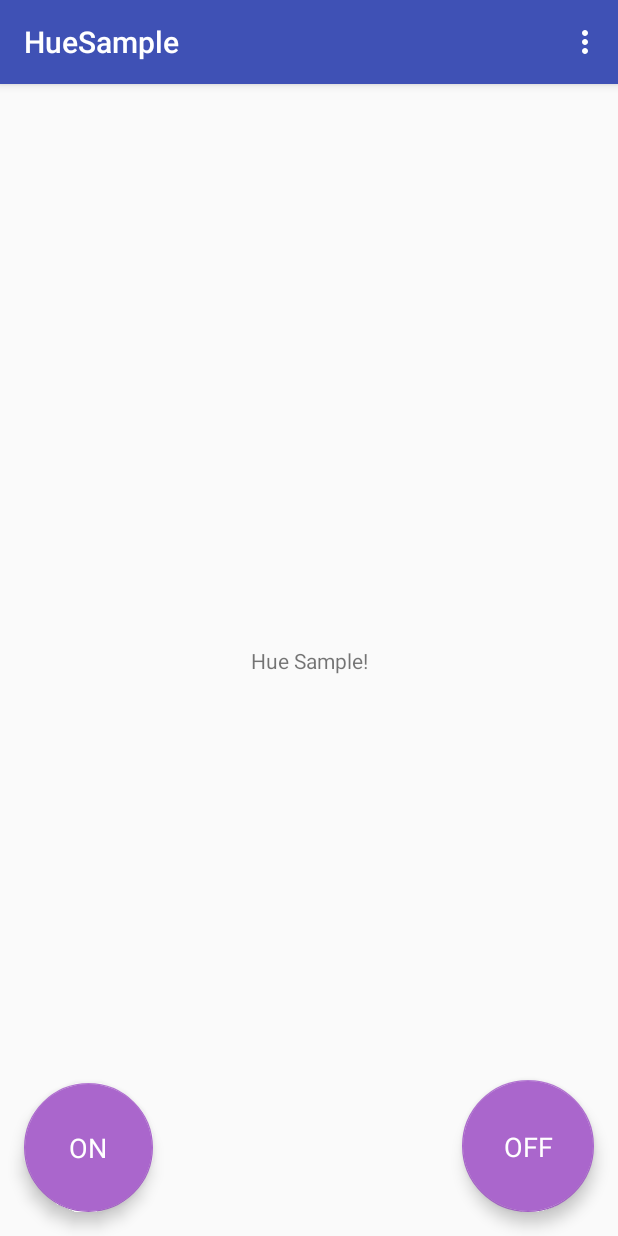
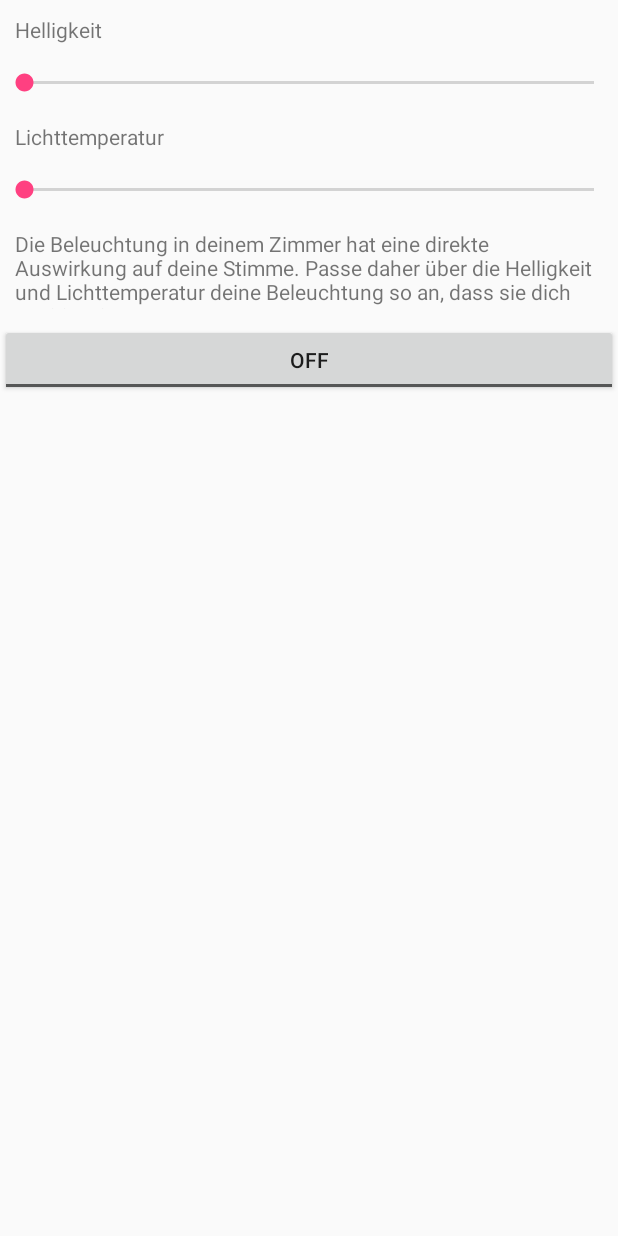
Before and after one commit to ottmann/maph, an Android app: the screen it shows after launch (MainActivity), on a phone screen of 412 x 824 dp. Run offline under Robolectric (Android 15) with nearby library versions, the phone set to English and light mode, and no system bars.

Commit message:
add updated hue sample

```diff
--- a/HueSample/app/src/main/java/de/htw_berlin/maph/huesample/MainActivity.java
+++ b/HueSample/app/src/main/java/de/htw_berlin/maph/huesample/MainActivity.java
@@ -9,6 +9,8 @@ import android.util.Log;
 import android.view.View;
 import android.view.Menu;
 import android.view.MenuItem;
+import android.widget.CompoundButton;
+import android.widget.ToggleButton;
 
 import com.philips.lighting.hue.listener.PHLightListener;
 import com.philips.lighting.hue.sdk.PHAccessPoint;
@@ -24,6 +26,7 @@ import java.util.Map;
 
 public class MainActivity extends AppCompatActivity {
     private PHHueSDK phHueSDK;
+    private PHAccessPoint accessPoint;
 
     @Override
     protected void onCreate(Bundle savedInstanceState) {
@@ -31,34 +34,37 @@ public class MainActivity extends AppCompatActivity {
         super.onCreate(savedInstanceState);
         phHueSDK = PHHueSDK.create();
 
-        PHAccessPoint accessPoint = new PHAccessPoint();
+        accessPoint = new PHAccessPoint();
         accessPoint.setIpAddress("192.168.178.24");
         accessPoint.setUsername("KkYEUbiyRlFZeyuyampMyLHk0oOSdvR807wi5QYw");
         phHueSDK.connect(accessPoint);
 
         setContentView(R.layout.activity_main);
-        Toolbar toolbar = (Toolbar) findViewById(R.id.toolbar);
-        setSupportActionBar(toolbar);
 
-        FloatingActionButton off = (FloatingActionButton) findViewById(R.id.off);
-        off.setOnClickListener(new View.OnClickListener() {
+        Log.i("DepressionsApp",  "Is access point connected? " + phHueSDK.isAccessPointConnected(accessPoint));
+
+        ToggleButton onOffButton = (ToggleButton) findViewById(R.id.toggleButton);
+        onOffButton.setOnCheckedChangeListener(new CompoundButton.OnCheckedChangeListener() {
             @Override
-            public void onClick(View view) {
-                turnLightOff();
+            public void onCheckedChanged(CompoundButton buttonView, boolean isChecked) {
+              if (isChecked) {
+                turnLightOn();
+              }else{
+                  turnLightOff();
+              }
             }
         });
+    }
 
-        FloatingActionButton on = (FloatingActionButton) findViewById(R.id.on);
-        on.setOnClickListener(new View.OnClickListener(){
-            @Override
-            public void onClick(View view){
-                turnLightOn();
-            }
-        });
-
+    @Override
+    public void onResume() {
+        super.onResume();
+        Log.i("DepressionsApp", "Is access point connected? " + phHueSDK.isAccessPointConnected(accessPoint));
     }
 
     public void turnLightOn(){
+        Log.i("DepressionsApp",  "Is access point connected? " + phHueSDK.isAccessPointConnected(accessPoint));
+
         PHBridge bridge = phHueSDK.getSelectedBridge();
         List<PHLight> allLights = bridge.getResourceCache().getAllLights();
 
@@ -70,6 +76,8 @@ public class MainActivity extends AppCompatActivity {
     }
 
     public void turnLightOff(){
+        Log.i("DepressionsApp",  "Is access point connected? " + phHueSDK.isAccessPointConnected(accessPoint));
+
         PHBridge bridge = phHueSDK.getSelectedBridge();
         List<PHLight> allLights = bridge.getResourceCache().getAllLights();
 
--- a/HueSample/app/src/main/res/layout/activity_main.xml
+++ b/HueSample/app/src/main/res/layout/activity_main.xml
@@ -6,62 +6,65 @@
     android:layout_height="match_parent"
     tools:context="de.htw_berlin.maph.huesample.MainActivity">
 
-    <android.support.design.widget.AppBarLayout
+    <LinearLayout
+        android:id="@+id/linearLayout"
         android:layout_width="match_parent"
-        android:layout_height="wrap_content"
-        android:theme="@style/AppTheme.AppBarOverlay">
+        android:layout_height="307dp"
+        android:orientation="vertical"
+        app:layout_constraintEnd_toEndOf="parent"
+        app:layout_constraintHorizontal_bias="0.0"
+        app:layout_constraintStart_toStartOf="parent"
+        app:layout_constraintTop_toTopOf="parent"
+        tools:layout_editor_absoluteX="160dp">
 
-        <android.support.v7.widget.Toolbar
-            android:id="@+id/toolbar"
+        <TextView
+            android:id="@+id/textView14"
             android:layout_width="match_parent"
-            android:layout_height="?attr/actionBarSize"
-            android:background="?attr/colorPrimary"
-            app:popupTheme="@style/AppTheme.PopupOverlay" />
+            android:layout_height="wrap_content"
+            android:padding="10dp"
+            android:text="Helligkeit"
+            tools:layout_editor_absoluteX="16dp"
+            tools:layout_editor_absoluteY="40dp" />
 
-    </android.support.design.widget.AppBarLayout>
+        <SeekBar
+            android:id="@+id/brightnessBar"
+            android:layout_width="match_parent"
+            android:layout_height="32dp"
+            android:max="254"
+            tools:layout_editor_absoluteX="16dp"
+            tools:layout_editor_absoluteY="63dp" />
 
-    <include
-        android:id="@+id/include"
-        layout="@layout/content_main" />
+        <TextView
+            android:id="@+id/textView13"
+            android:layout_width="match_parent"
+            android:layout_height="wrap_content"
+            android:padding="10dp"
+            android:text="Lichttemperatur"
+            tools:layout_editor_absoluteX="16dp"
+            tools:layout_editor_absoluteY="123dp" />
 
-    <android.support.design.widget.FloatingActionButton
-        android:id="@+id/off"
-        android:layout_width="98dp"
-        android:layout_height="88dp"
-        android:layout_gravity="bottom|end"
-        android:layout_margin="@dimen/fab_margin"
-        app:backgroundTint="@android:color/holo_purple"
-        tools:layout_editor_absoluteX="270dp"
-        tools:layout_editor_absoluteY="463dp" />
+        <SeekBar
+            android:id="@+id/temperatureBar"
+            android:layout_width="match_parent"
+            android:layout_height="32dp"
+            android:max="254"
+            tools:layout_editor_absoluteX="16dp"
+            tools:layout_editor_absoluteY="146dp" />
 
-    <TextView android:layout_height="wrap_content"
-        android:layout_width="wrap_content"
-        android:text="OFF"
-        android:elevation="6dp"
-        android:textSize="18dp"
-        android:textColor="#fff"
-        app:layout_anchor="@id/off"
-        app:layout_anchorGravity="center"/>
+        <TextView
+            android:id="@+id/textView15"
+            android:layout_width="match_parent"
+            android:layout_height="73dp"
+            android:padding="10dp"
+            android:text="Die Beleuchtung in deinem Zimmer hat eine direkte Auswirkung auf deine Stimme. Passe daher über die Helligkeit und Lichttemperatur deine Beleuchtung so an, dass sie dich positiv stimmt."
+            tools:layout_editor_absoluteX="16dp"
+            tools:layout_editor_absoluteY="191dp" />
 
-    <android.support.design.widget.FloatingActionButton
-        android:id="@+id/on"
-        android:layout_width="252dp"
-        android:layout_height="86dp"
-        android:layout_gravity="bottom|end"
-        android:layout_margin="@dimen/fab_margin"
-        app:backgroundTint="@android:color/holo_purple"
-        app:layout_anchor="@+id/include"
-        app:layout_anchorGravity="left|bottom"
-        tools:layout_editor_absoluteX="270dp"
-        tools:layout_editor_absoluteY="465dp"  />
-
-    <TextView android:layout_height="wrap_content"
-        android:layout_width="wrap_content"
-        android:text="ON"
-        android:elevation="6dp"
-        android:textSize="18dp"
-        android:textColor="#fff"
-        app:layout_anchor="@id/on"
-        app:layout_anchorGravity="center"/>
+        <ToggleButton
+            android:id="@+id/toggleButton"
+            android:layout_width="match_parent"
+            android:layout_height="wrap_content"
+            android:text="ToggleButton" />
+    </LinearLayout>
 
 </android.support.design.widget.CoordinatorLayout>
```
